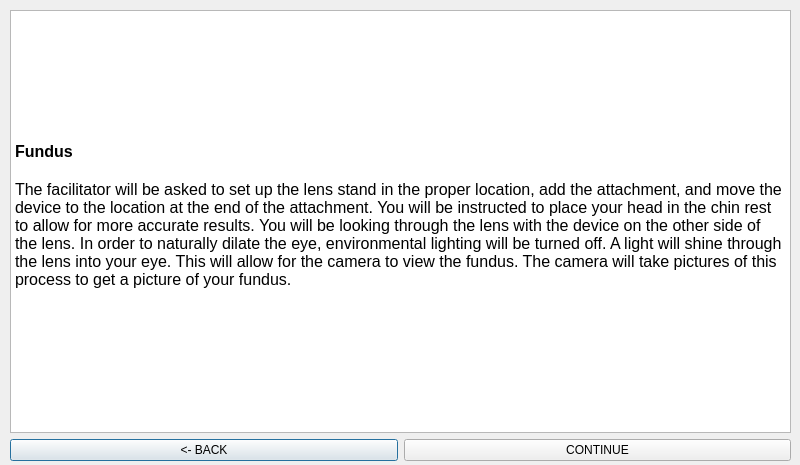
This is Qt_Creator/projectPHOE/fundusdescr.ui in jdsalguer/senior_project as Qt 5 draws it before an edit. The edited form follows.
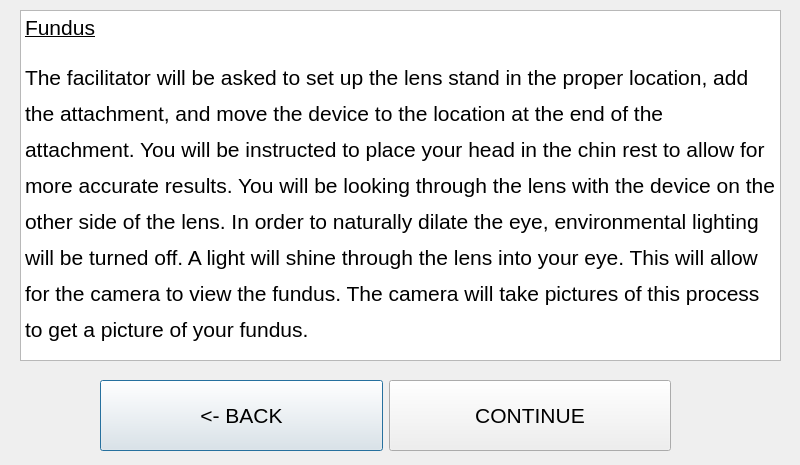
This is the edited form.

Patch:
```diff
--- a/Qt_Creator/projectPHOE/fundusdescr.ui
+++ b/Qt_Creator/projectPHOE/fundusdescr.ui
@@ -16,37 +16,26 @@
   <widget class="QWidget" name="">
    <property name="geometry">
     <rect>
-     <x>10</x>
-     <y>10</y>
-     <width>781</width>
-     <height>451</height>
+     <x>100</x>
+     <y>380</y>
+     <width>571</width>
+     <height>71</height>
     </rect>
    </property>
-   <layout class="QVBoxLayout" name="verticalLayout">
-    <item>
-     <widget class="QTextBrowser" name="textBrowser">
-      <property name="html">
-       <string>&lt;!DOCTYPE HTML PUBLIC &quot;-//W3C//DTD HTML 4.0//EN&quot; &quot;http://www.w3.org/TR/REC-html40/strict.dtd&quot;&gt;
-&lt;html&gt;&lt;head&gt;&lt;meta name=&quot;qrichtext&quot; content=&quot;1&quot; /&gt;&lt;style type=&quot;text/css&quot;&gt;
-p, li { white-space: pre-wrap; }
-&lt;/style&gt;&lt;/head&gt;&lt;body style=&quot; font-family:'MS Shell Dlg 2'; font-size:8.25pt; font-weight:400; font-style:normal;&quot;&gt;
-&lt;p style=&quot;-qt-paragraph-type:empty; margin-top:0px; margin-bottom:0px; margin-left:0px; margin-right:0px; -qt-block-indent:0; text-indent:0px; font-size:8pt;&quot;&gt;&lt;br /&gt;&lt;/p&gt;
-&lt;p style=&quot;-qt-paragraph-type:empty; margin-top:0px; margin-bottom:0px; margin-left:0px; margin-right:0px; -qt-block-indent:0; text-indent:0px; font-size:12pt; font-weight:600;&quot;&gt;&lt;br /&gt;&lt;/p&gt;
-&lt;p style=&quot;-qt-paragraph-type:empty; margin-top:0px; margin-bottom:0px; margin-left:0px; margin-right:0px; -qt-block-indent:0; text-indent:0px; font-size:12pt; font-weight:600;&quot;&gt;&lt;br /&gt;&lt;/p&gt;
-&lt;p style=&quot;-qt-paragraph-type:empty; margin-top:0px; margin-bottom:0px; margin-left:0px; margin-right:0px; -qt-block-indent:0; text-indent:0px; font-size:12pt; font-weight:600;&quot;&gt;&lt;br /&gt;&lt;/p&gt;
-&lt;p style=&quot;-qt-paragraph-type:empty; margin-top:0px; margin-bottom:0px; margin-left:0px; margin-right:0px; -qt-block-indent:0; text-indent:0px; font-size:12pt; font-weight:600;&quot;&gt;&lt;br /&gt;&lt;/p&gt;
-&lt;p style=&quot;-qt-paragraph-type:empty; margin-top:0px; margin-bottom:0px; margin-left:0px; margin-right:0px; -qt-block-indent:0; text-indent:0px; font-size:12pt; font-weight:600;&quot;&gt;&lt;br /&gt;&lt;/p&gt;
-&lt;p style=&quot;-qt-paragraph-type:empty; margin-top:0px; margin-bottom:0px; margin-left:0px; margin-right:0px; -qt-block-indent:0; text-indent:0px; font-size:12pt; font-weight:600;&quot;&gt;&lt;br /&gt;&lt;/p&gt;
-&lt;p style=&quot; margin-top:0px; margin-bottom:0px; margin-left:0px; margin-right:0px; -qt-block-indent:0; text-indent:0px;&quot;&gt;&lt;span style=&quot; font-size:12pt; font-weight:600;&quot;&gt;Fundus&lt;/span&gt;&lt;/p&gt;
-&lt;p style=&quot;-qt-paragraph-type:empty; margin-top:0px; margin-bottom:0px; margin-left:0px; margin-right:0px; -qt-block-indent:0; text-indent:0px; font-size:12pt;&quot;&gt;&lt;br /&gt;&lt;/p&gt;
-&lt;p style=&quot; margin-top:0px; margin-bottom:0px; margin-left:0px; margin-right:0px; -qt-block-indent:0; text-indent:0px;&quot;&gt;&lt;span style=&quot; font-size:12pt;&quot;&gt;The facilitator will be asked to set up the lens stand in the proper location, add the attachment, and move the device to the location at the end of the attachment. You will be instructed to place your head in the chin rest to allow for more accurate results. You will be looking through the lens with the device on the other side of the lens. In order to naturally dilate the eye, environmental lighting will be turned off. A light will shine through the lens into your eye. This will allow for the camera to view the fundus. The camera will take pictures of this process to get a picture of your fundus.&lt;/span&gt;&lt;/p&gt;&lt;/body&gt;&lt;/html&gt;</string>
-      </property>
-     </widget>
-    </item>
-    <item>
      <layout class="QHBoxLayout" name="horizontalLayout">
       <item>
        <widget class="QPushButton" name="fundesbackButton">
+      <property name="sizePolicy">
+       <sizepolicy hsizetype="Minimum" vsizetype="Expanding">
+        <horstretch>0</horstretch>
+        <verstretch>0</verstretch>
+       </sizepolicy>
+      </property>
+      <property name="font">
+       <font>
+        <pointsize>16</pointsize>
+       </font>
+      </property>
         <property name="text">
          <string>&lt;- BACK</string>
         </property>
@@ -54,15 +43,45 @@
       </item>
       <item>
        <widget class="QPushButton" name="fundesconButton">
+      <property name="sizePolicy">
+       <sizepolicy hsizetype="Minimum" vsizetype="Expanding">
+        <horstretch>0</horstretch>
+        <verstretch>0</verstretch>
+       </sizepolicy>
+      </property>
+      <property name="font">
+       <font>
+        <pointsize>16</pointsize>
+       </font>
+      </property>
         <property name="text">
          <string>CONTINUE</string>
         </property>
        </widget>
       </item>
      </layout>
-    </item>
-   </layout>
   </widget>
+  <widget class="QTextBrowser" name="textBrowser">
+   <property name="geometry">
+    <rect>
+     <x>20</x>
+     <y>10</y>
+     <width>761</width>
+     <height>351</height>
+    </rect>
+   </property>
+   <property name="html">
+    <string>&lt;!DOCTYPE HTML PUBLIC &quot;-//W3C//DTD HTML 4.0//EN&quot; &quot;http://www.w3.org/TR/REC-html40/strict.dtd&quot;&gt;
+&lt;html&gt;&lt;head&gt;&lt;meta name=&quot;qrichtext&quot; content=&quot;1&quot; /&gt;&lt;style type=&quot;text/css&quot;&gt;
+p, li { white-space: pre-wrap; }
+&lt;/style&gt;&lt;/head&gt;&lt;body style=&quot; font-family:'Ubuntu'; font-size:11pt; font-weight:400; font-style:normal;&quot;&gt;
+&lt;p style=&quot; margin-top:12px; margin-bottom:0px; margin-left:0px; margin-right:0px; -qt-block-indent:0; text-indent:0px; line-height:150%;&quot;&gt;&lt;span style=&quot; font-size:16pt; text-decoration: underline;&quot;&gt;Fundus&lt;/span&gt;&lt;/p&gt;
+&lt;p style=&quot; margin-top:12px; margin-bottom:0px; margin-left:0px; margin-right:0px; -qt-block-indent:0; text-indent:0px; line-height:150%;&quot;&gt;&lt;span style=&quot; font-size:16pt;&quot;&gt;The facilitator will be asked to set up the lens stand in the proper location, add the attachment, and move the device to the location at the end of the attachment. You will be instructed to place your head in the chin rest to allow for more accurate results. You will be looking through the lens with the device on the other side of the lens. In order to naturally dilate the eye, environmental lighting will be turned off. A light will shine through the lens into your eye. This will allow for the camera to view the fundus. The camera will take pictures of this process to get a picture of your fundus.&lt;/span&gt;&lt;/p&gt;&lt;/body&gt;&lt;/html&gt;</string>
+   </property>
+  </widget>
+  <zorder></zorder>
+  <zorder>textBrowser</zorder>
+  <zorder>fundesbackButton</zorder>
  </widget>
  <resources/>
  <connections/>
```
Lines whose indentation alone changed are shown as unchanged.
